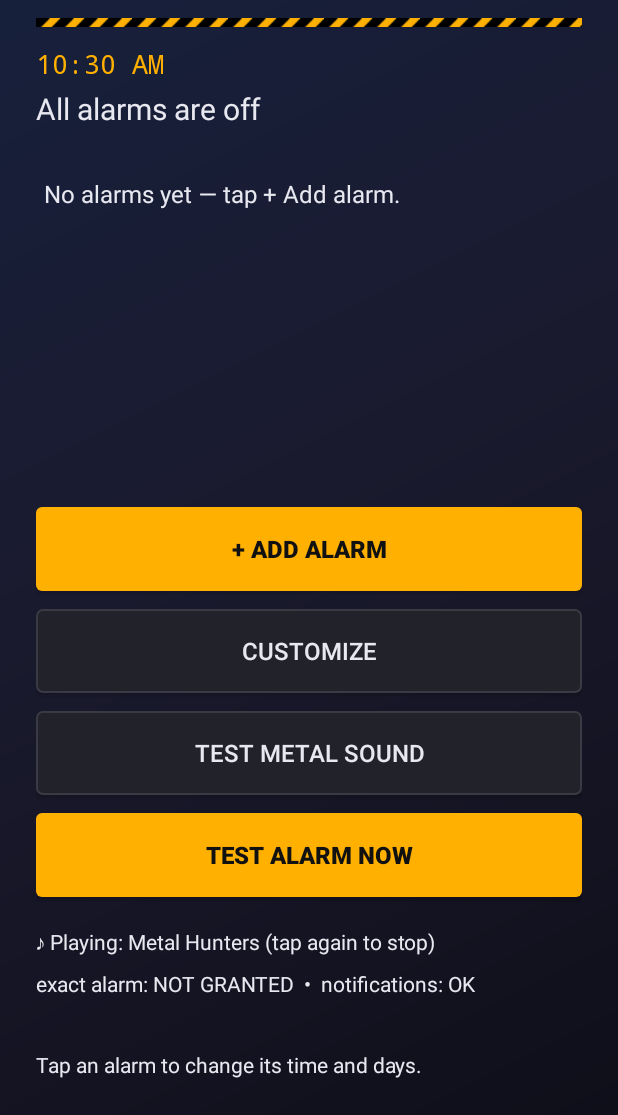
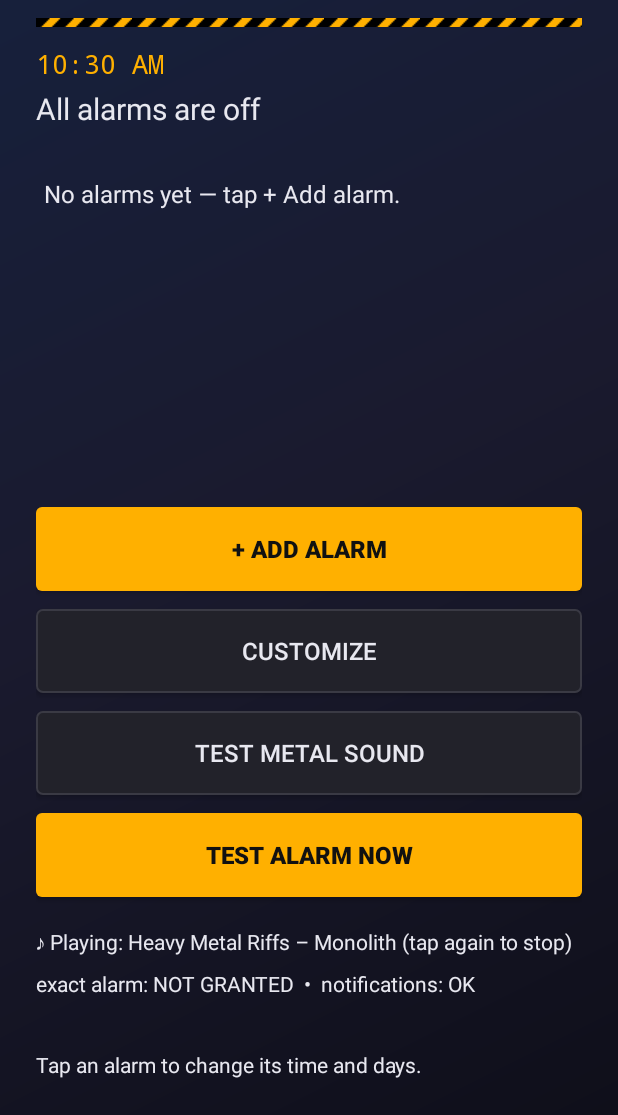
Before and after one commit to JPDimples/rude-awakening, an Android app: the screen it shows after launch (MainActivity), after a tap on "TEST METAL SOUND", on a phone screen of 412 x 824 dp, the part 121-1236 px from its top. Run offline under Robolectric (Android 15) with nearby library versions, the phone set to English and light mode, and no system bars.

Commit message:
Rude Awakening v1.6: 10 metal clips, 3 new backgrounds, alarm stream
- 5 more royalty-free metal clips (Metal Child, So Metal It Hurts, True
  Metal Awaits, Death Metal Tango, Long Live Heavy Metal — CC BY / CC
  BY-SA, Jamendo via Openverse, trimmed to 30s). 10 clips total.
- 3 new backgrounds: Ember, Steel, Toxic (9 presets total).
- Clips now play on the alarm audio stream (USAGE_ALARM), so they ring
  on the alarm volume even with media muted.

```diff
--- a/app/src/main/AndroidManifest.xml
+++ b/app/src/main/AndroidManifest.xml
@@ -1,8 +1,8 @@
 <?xml version="1.0" encoding="utf-8"?>
 <manifest xmlns:android="http://schemas.android.com/apk/res/android"
     package="com.johnparnham.rudeawakening"
-    android:versionCode="6"
-    android:versionName="1.5">
+    android:versionCode="7"
+    android:versionName="1.6">
 
     <uses-sdk android:minSdkVersion="26" android:targetSdkVersion="34" />
 
--- a/app/src/main/assets/metal/metal.json
+++ b/app/src/main/assets/metal/metal.json
@@ -1 +1 @@
-{"clips":[{"creator":"Tri-Tachyon","file":"metal_01_monolith.mp3","license":"CC BY","title":"Heavy Metal Riffs – Monolith"},{"creator":"Bertsz","file":"metal_02_cyberpunk.mp3","license":"CC0","title":"Cyberpunk Metal"},{"creator":"BaDoink","file":"metal_03_hard_rock_loop.mp3","license":"CC0","title":"Hard Rock Loop"},{"creator":"Rínon Nínqueon","file":"metal_04_heavy_metal.mp3","license":"CC BY-SA","title":"Heavy Metal"},{"creator":"Gangrel","file":"metal_05_metal_hunters.mp3","license":"CC BY","title":"Metal Hunters"}]}
+{"clips": [{"creator": "Tri-Tachyon", "file": "metal_01_monolith.mp3", "license": "CC BY", "title": "Heavy Metal Riffs \u2013 Monolith"}, {"creator": "Bertsz", "file": "metal_02_cyberpunk.mp3", "license": "CC0", "title": "Cyberpunk Metal"}, {"creator": "BaDoink", "file": "metal_03_hard_rock_loop.mp3", "license": "CC0", "title": "Hard Rock Loop"}, {"creator": "R\u00ednon N\u00ednqueon", "file": "metal_04_heavy_metal.mp3", "license": "CC BY-SA", "title": "Heavy Metal"}, {"creator": "Gangrel", "file": "metal_05_metal_hunters.mp3", "license": "CC BY", "title": "Metal Hunters"}, {"file": "metal_06_metal_child.mp3", "title": "Metal Child", "creator": "Avenger Kills", "license": "CC BY"}, {"file": "metal_07_so_metal_it_hurts.mp3", "title": "So Metal It Hurts", "creator": "Daniel Bautista", "license": "CC BY"}, {"file": "metal_08_true_metal_awaits.mp3", "title": "True Metal Awaits", "creator": "Daniel Bautista", "license": "CC BY"}, {"file": "metal_09_death_metal_tango.mp3", "title": "Death Metal Tango", "creator": "SadClown", "license": "CC BY-SA"}, {"file": "metal_10_long_live_heavy_metal.mp3", "title": "Long Live Heavy Metal", "creator": "black city", "license": "CC BY-SA"}]}
--- a/app/src/main/java/com/johnparnham/rudeawakening/BackgroundHelper.kt
+++ b/app/src/main/java/com/johnparnham/rudeawakening/BackgroundHelper.kt
@@ -22,18 +22,24 @@ object BackgroundHelper {
     const val MIDNIGHT = "midnight"
     const val BLOOD = "blood"
     const val FOREST = "forest"
+    const val EMBER = "ember"
+    const val STEEL = "steel"
+    const val TOXIC = "toxic"
     const val CUSTOM = "custom"
 
-    val PRESETS = listOf(PASTEL, SUNRISE, OCEAN, MIDNIGHT, BLOOD, FOREST)
+    val PRESETS = listOf(PASTEL, SUNRISE, OCEAN, MIDNIGHT, BLOOD, FOREST, EMBER, STEEL, TOXIC)
     val PRESET_NAMES = mapOf(
         PASTEL to "Pastel",
         SUNRISE to "Sunrise",
         OCEAN to "Ocean",
         MIDNIGHT to "Midnight",
         BLOOD to "Blood",
-        FOREST to "Forest"
+        FOREST to "Forest",
+        EMBER to "Ember",
+        STEEL to "Steel",
+        TOXIC to "Toxic"
     )
-    private val DARK_PRESETS = setOf(MIDNIGHT, BLOOD, FOREST)
+    private val DARK_PRESETS = setOf(MIDNIGHT, BLOOD, FOREST, EMBER, STEEL, TOXIC)
 
     fun getBackground(context: android.content.Context): String =
         AlarmStore.prefs(context).getString(AlarmStore.KEY_BACKGROUND, MIDNIGHT) ?: MIDNIGHT
@@ -53,6 +59,9 @@ object BackgroundHelper {
         MIDNIGHT -> R.drawable.bg_midnight
         BLOOD -> R.drawable.bg_blood
         FOREST -> R.drawable.bg_forest
+        EMBER -> R.drawable.bg_ember
+        STEEL -> R.drawable.bg_steel
+        TOXIC -> R.drawable.bg_toxic
         else -> R.drawable.bg_gradient
     }
 
--- a/app/src/main/java/com/johnparnham/rudeawakening/MetalPlayer.kt
+++ b/app/src/main/java/com/johnparnham/rudeawakening/MetalPlayer.kt
@@ -60,6 +60,14 @@ object MetalPlayer {
         try {
             val fd: AssetFileDescriptor = context.assets.openFd("metal/${clip.file}")
             val mp = MediaPlayer()
+            // Alarm stream (v1.6): rings on the alarm volume, not the media
+            // volume, so it still wakes him with media muted.
+            mp.setAudioAttributes(
+                android.media.AudioAttributes.Builder()
+                    .setUsage(android.media.AudioAttributes.USAGE_ALARM)
+                    .setContentType(android.media.AudioAttributes.CONTENT_TYPE_MUSIC)
+                    .build()
+            )
             mp.setDataSource(fd.fileDescriptor, fd.startOffset, fd.length)
             fd.close()
             mp.setOnCompletionListener {
--- /dev/null
+++ b/app/src/main/res/drawable/bg_ember.xml
@@ -0,0 +1,10 @@
+<?xml version="1.0" encoding="utf-8"?>
+<shape xmlns:android="http://schemas.android.com/apk/res/android"
+    android:shape="rectangle">
+    <gradient
+        android:startColor="#1A0A02"
+        android:centerColor="#3D1E05"
+        android:endColor="#120402"
+        android:angle="135"
+        android:type="linear" />
+</shape>
--- /dev/null
+++ b/app/src/main/res/drawable/bg_steel.xml
@@ -0,0 +1,10 @@
+<?xml version="1.0" encoding="utf-8"?>
+<shape xmlns:android="http://schemas.android.com/apk/res/android"
+    android:shape="rectangle">
+    <gradient
+        android:startColor="#0E0E10"
+        android:centerColor="#232328"
+        android:endColor="#101013"
+        android:angle="135"
+        android:type="linear" />
+</shape>
--- /dev/null
+++ b/app/src/main/res/drawable/bg_toxic.xml
@@ -0,0 +1,10 @@
+<?xml version="1.0" encoding="utf-8"?>
+<shape xmlns:android="http://schemas.android.com/apk/res/android"
+    android:shape="rectangle">
+    <gradient
+        android:startColor="#04140A"
+        android:centerColor="#0E2E0B"
+        android:endColor="#020A02"
+        android:angle="135"
+        android:type="linear" />
+</shape>
--- a/app/src/main/res/layout/activity_settings.xml
+++ b/app/src/main/res/layout/activity_settings.xml
@@ -105,7 +105,7 @@
         <TextView
             android:layout_width="match_parent"
             android:layout_height="wrap_content"
-            android:text="Metal clips: “Heavy Metal Riffs – Monolith” by Tri-Tachyon (CC BY), “Cyberpunk Metal” by Bertsz (CC0), “Hard Rock Loop” by BaDoink (CC0), “Heavy Metal” by Rínon Nínqueon (CC BY-SA), “Metal Hunters” by Gangrel (CC BY). Trimmed to 30-second clips."
+            android:text="Metal clips: “Heavy Metal Riffs – Monolith” by Tri-Tachyon (CC BY), “Cyberpunk Metal” by Bertsz (CC0), “Hard Rock Loop” by BaDoink (CC0), “Heavy Metal” by Rínon Nínqueon (CC BY-SA), “Metal Hunters” by Gangrel (CC BY), “Metal Child” by Avenger Kills (CC BY), “So Metal It Hurts” by Daniel Bautista (CC BY), “True Metal Awaits” by Daniel Bautista (CC BY), “Death Metal Tango” by SadClown (CC BY-SA), “Long Live Heavy Metal” by black city (CC BY-SA). Trimmed to 30-second clips."
             android:textSize="12sp"
             android:textColor="#9A9AB0"
             android:layout_marginTop="16dp" />
```
Also changed, not shown: 8 other files.
